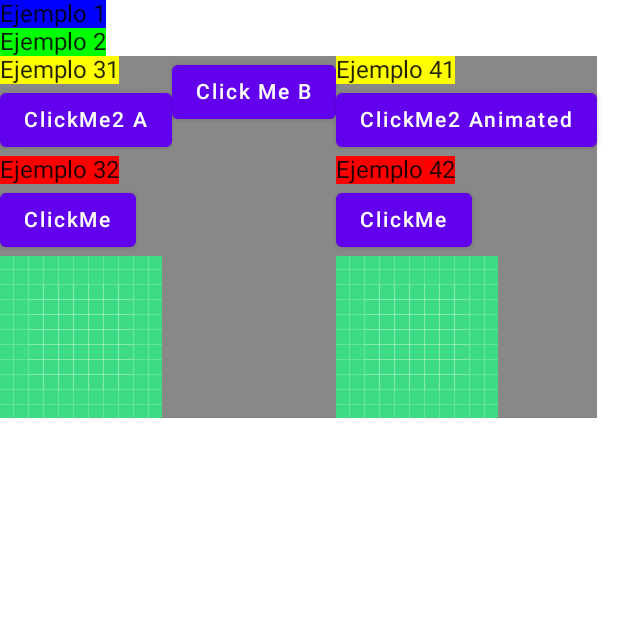
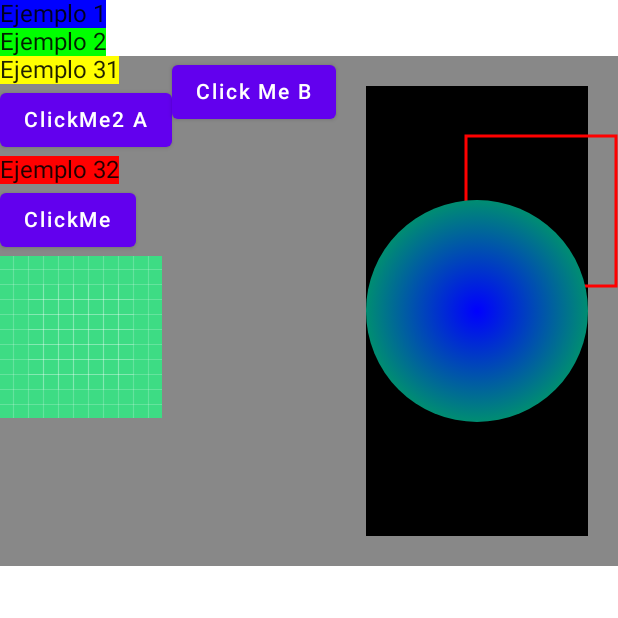
Before and after one commit to ElmerPch/MyAppCompose02, an Android app built with Jetpack Compose: the screen it shows after launch (MainActivity), on a phone screen of 412 x 824 dp, the top half of it. Run offline under Robolectric (Android 15) with nearby library versions, the phone set to English and light mode, and no system bars.

Commit message:
Actualizacion mas ejemplo con canvas

```diff
--- a/app/src/main/java/com/example/myappcompose02/MainActivity.kt
+++ b/app/src/main/java/com/example/myappcompose02/MainActivity.kt
@@ -1,9 +1,11 @@
 package com.example.myappcompose02
 //https://www.youtube.com/watch?v=6ZZDPILtYlA
+import android.graphics.drawable.GradientDrawable
 import android.os.Bundle
 import androidx.activity.ComponentActivity
 import androidx.activity.compose.setContent
 import androidx.compose.animation.AnimatedVisibility
+import androidx.compose.foundation.Canvas
 import androidx.compose.foundation.Image
 import androidx.compose.foundation.background
 import androidx.compose.foundation.layout.*
@@ -18,7 +20,11 @@ import androidx.compose.runtime.remember
 import androidx.compose.runtime.setValue
 import androidx.compose.ui.Alignment
 import androidx.compose.ui.Modifier
+import androidx.compose.ui.geometry.Offset
+import androidx.compose.ui.geometry.Size
+import androidx.compose.ui.graphics.Brush
 import androidx.compose.ui.graphics.Color
+import androidx.compose.ui.graphics.drawscope.Stroke
 import androidx.compose.ui.modifier.modifierLocalProvider
 import androidx.compose.ui.res.painterResource
 import androidx.compose.ui.tooling.preview.Preview
@@ -119,20 +125,28 @@ fun MyColumn() {
             }
             Column()
             {
-                Text(text = "Ejemplo 41", modifier = Modifier.background(Color.Yellow))
-                Button(onClick = {
-                    isVisible = !isVisible
-                }) {
-                    Text(text = "ClickMe2 Animated")
+                Canvas(modifier = Modifier
+                    .padding(20.dp)
+                    .size(300.dp)) {
+                    drawRect(
+                        Color.Black
+                    )
+                    drawRect(
+                        color = Color.Red,
+                        topLeft = Offset(100f, 50f),
+                        size = Size(150f, 150f),
+                        style = Stroke(
+                         width = 3f
+                        )
+                    )
+                    drawCircle(
+                        brush = Brush.radialGradient(
+                            colors= listOf(Color.Blue,Color.Green),
+                            center=center,
+                            radius=200f
+                        )
+                    )
                 }
-                Text(text = "Ejemplo 42", modifier = Modifier.background(Color.Red))
-                Button(onClick = { /*TODO*/ }) {
-                    Text(text = "ClickMe")
-                }
-                Image(
-                    painter = painterResource(id = R.drawable.ic_launcher_background),
-                    contentDescription = "employee Image"
-                )
             }
         }
     }
```
